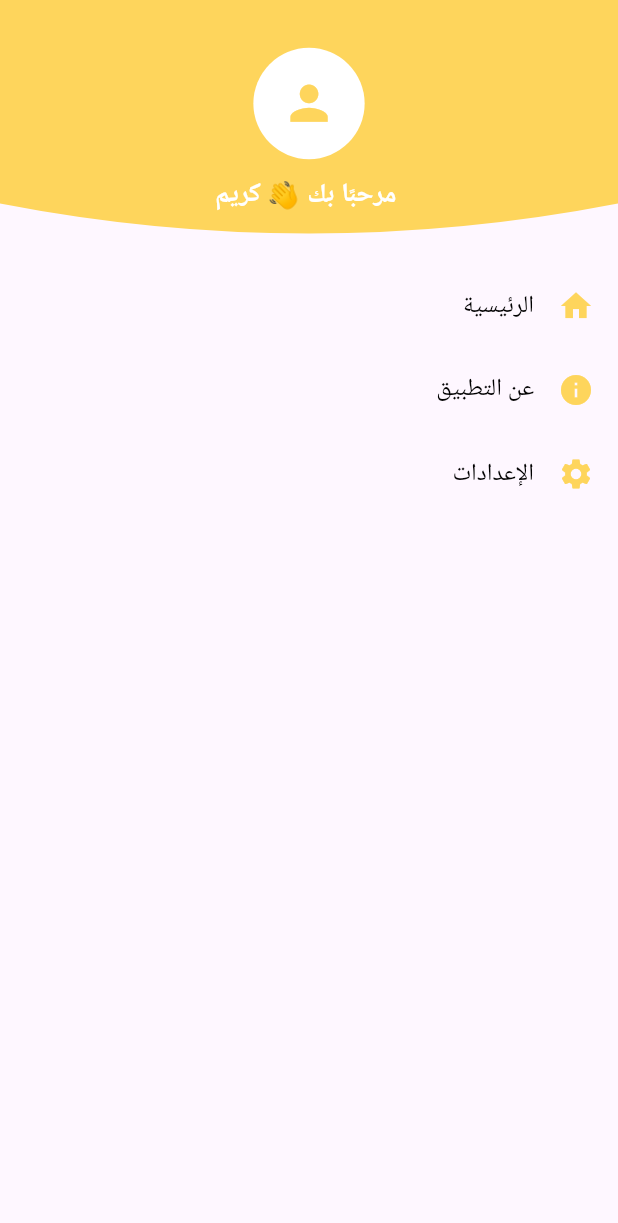
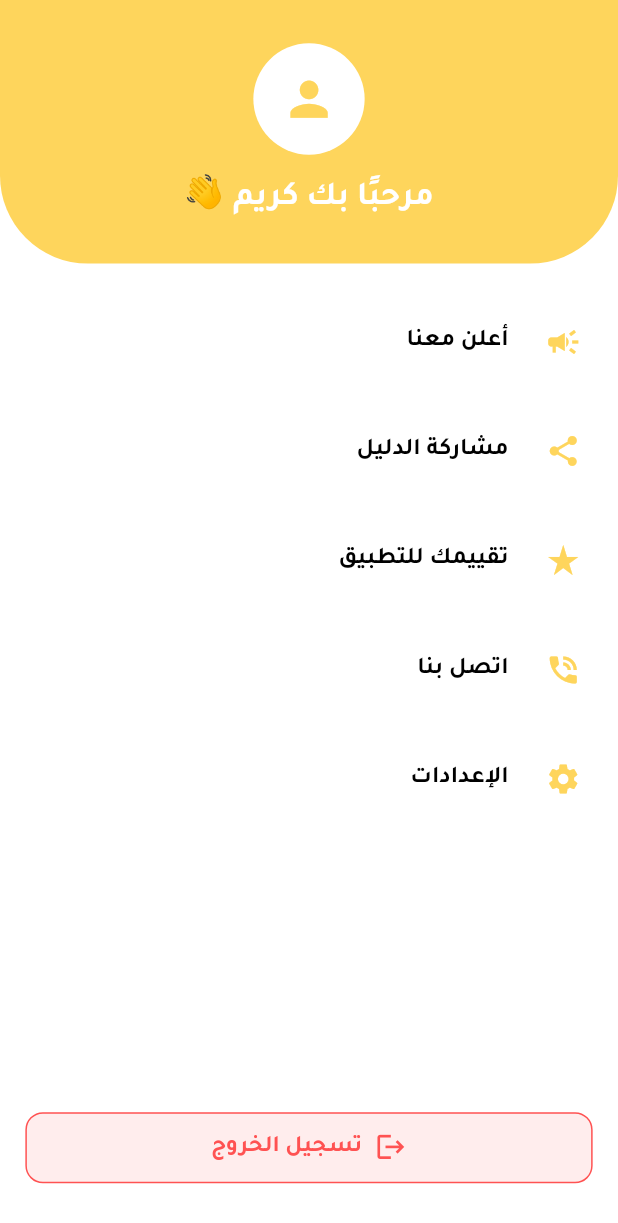
Before and after one commit to kareemzedan-dev/dalel-elsham, a Flutter app: the DrawerContent widget shown alone on an empty page, opened directly, on a phone screen of 412 x 824 dp. Shown: the top 1223 px of the screen. Run offline on Flutter 3.47's test engine with Material 3 defaults, Android fonts, the light colour scheme and no system bars; our stand-ins replace carousel_slider, dots_indicator, flutter_screenutil, font_awesome_flutter.

Commit message:
drawer_content design done

```diff
--- a/lib/features/home/presentation/views/home_view.dart
+++ b/lib/features/home/presentation/views/home_view.dart
@@ -4,6 +4,8 @@ import '../widgets/drawer_content.dart';
 import '../widgets/home_view_body.dart';
 import '../widgets/custom_bottom_nav_bar.dart';
 import 'package:dalel_elsham/core/utils/colors_manager.dart';
+
+import '../widgets/modal_bottom_sheet_content.dart';
 
 class HomeView extends StatefulWidget {
   const HomeView({super.key});
@@ -29,7 +31,12 @@ class _HomeViewState extends State<HomeView> {
           backgroundColor: ColorsManager.primaryColor,
           elevation: 8,
           shape: const CircleBorder(),
-          onPressed: () {},
+          onPressed: () {
+            showModalBottomSheet(
+              context: context,
+              builder: (context) => const ModalBottomSheetContent(),
+            );
+          },
           child: Column(
             mainAxisAlignment: MainAxisAlignment.center,
             children: [
--- a/lib/features/home/presentation/widgets/drawer_content.dart
+++ b/lib/features/home/presentation/widgets/drawer_content.dart
@@ -1,92 +1,40 @@
 import 'package:flutter/material.dart';
 import 'package:flutter_screenutil/flutter_screenutil.dart';
-import '../../../../core/utils/colors_manager.dart';
+import 'drawer_header_section.dart';
+import 'drawer_item.dart';
+import 'logout_button.dart';
 
 class DrawerContent extends StatelessWidget {
   const DrawerContent({super.key});
 
   @override
   Widget build(BuildContext context) {
-    final double topPadding = MediaQuery.of(context).padding.top;
+    return Container(
+      color: Colors.white,
+      child: Column(
+        children: [
+          const DrawerHeaderSection(),
 
-    return ListView(
-      padding: EdgeInsets.zero,
-      children: [
-        Container(
-          height: 180.h + topPadding,
-          width: double.infinity,
-          child: ClipPath(
-            clipper: _SmoothHeaderClipper(),
-            child: Container(
-              padding: EdgeInsets.only(top: topPadding),
-              color: ColorsManager.primaryColor,
-              child: Column(
-                mainAxisAlignment: MainAxisAlignment.center,
-                children: [
-                  CircleAvatar(
-                    radius: 38.r,
-                    backgroundColor: Colors.white,
-                    child: Icon(
-                      Icons.person,
-                      color: ColorsManager.primaryColor,
-                      size: 38.sp,
-                    ),
-                  ),
-                  SizedBox(height: 12.h),
-                  Text(
-                    ' مرحبًا بك 👋 كريم',
-                    style: TextStyle(
-                      color: Colors.white,
-                      fontSize: 18.sp,
-                      fontWeight: FontWeight.bold,
-                    ),
-                  ),
-                ],
-              ),
+          Expanded(
+            child: ListView(
+              padding: EdgeInsets.only(top: 16.h),
+              children: const [
+                DrawerItem(icon: Icons.campaign, title: 'أعلن معنا'),
+                DrawerItem(icon: Icons.share, title: 'مشاركة الدليل'),
+                DrawerItem(icon: Icons.star_rate, title: 'تقييمك للتطبيق'),
+                DrawerItem(icon: Icons.phone_in_talk, title: 'اتصل بنا'),
+                DrawerItem(icon: Icons.settings, title: 'الإعدادات'),
+              ],
             ),
           ),
-        ),
 
+          LogoutButton(onTap: () {
+            // TODO: تنفيذ عملية تسجيل الخروج
+          }),
 
-        _buildDrawerItem(Icons.home, 'الرئيسية', context),
-        _buildDrawerItem(Icons.info, 'عن التطبيق', context),
-        _buildDrawerItem(Icons.settings, 'الإعدادات', context),
-      ],
-    );
-  }
-
-  Widget _buildDrawerItem(IconData icon, String title, BuildContext context) {
-    return ListTile(
-      leading: Icon(icon, color: ColorsManager.primaryColor),
-      title: Text(
-        title,
-        style: Theme.of(context).textTheme.bodyLarge?.copyWith(
-          color: Colors.black,
-          fontWeight: FontWeight.w500,
-        ),
+          SizedBox(height: 16.h),
+        ],
       ),
-      onTap: () {},
     );
   }
 }
-
-
-class _SmoothHeaderClipper extends CustomClipper<Path> {
-  @override
-  Path getClip(Size size) {
-    final path = Path();
-    path.lineTo(0, size.height - 40);
-    path.quadraticBezierTo(
-      size.width / 2,
-      size.height,
-      size.width,
-      size.height - 40,
-    );
-    path.lineTo(size.width, 0);
-    path.close();
-    return path;
-  }
-
-  @override
-  bool shouldReclip(CustomClipper<Path> oldClipper) => false;
-}
--- /dev/null
+++ b/lib/features/home/presentation/widgets/drawer_header_section.dart
@@ -0,0 +1,47 @@
+import 'package:flutter/material.dart';
+import 'package:flutter_screenutil/flutter_screenutil.dart';
+import '../../../../core/utils/colors_manager.dart';
+
+class DrawerHeaderSection extends StatelessWidget {
+  const DrawerHeaderSection({super.key});
+
+  @override
+  Widget build(BuildContext context) {
+    final double topPadding = MediaQuery.of(context).padding.top;
+
+    return Container(
+      height: 180.h + topPadding,
+      width: double.infinity,
+      padding: EdgeInsets.only(top: topPadding),
+      decoration: BoxDecoration(
+        color: ColorsManager.primaryColor,
+        borderRadius: BorderRadius.only(
+          bottomLeft: Radius.circular(60.r),
+          bottomRight: Radius.circular(60.r),
+        ),
+      ),
+      child: Column(
+        mainAxisAlignment: MainAxisAlignment.center,
+        children: [
+          CircleAvatar(
+            radius: 38.r,
+            backgroundColor: Colors.white,
+            child: Icon(
+              Icons.person,
+              color: ColorsManager.primaryColor,
+              size: 38.sp,
+            ),
+          ),
+          SizedBox(height: 12.h),
+          Text(
+            'مرحبًا بك كريم 👋',
+            style: Theme.of(context).textTheme.titleLarge?.copyWith(
+              fontWeight: FontWeight.bold,
+              color: Colors.white,
+            ),
+          ),
+        ],
+      ),
+    );
+  }
+}
--- /dev/null
+++ b/lib/features/home/presentation/widgets/drawer_item.dart
@@ -0,0 +1,37 @@
+import 'package:flutter/material.dart';
+import 'package:flutter_screenutil/flutter_screenutil.dart';
+import '../../../../core/utils/colors_manager.dart';
+
+class DrawerItem extends StatelessWidget {
+  const DrawerItem({
+    super.key,
+    required this.icon,
+    required this.title,
+    this.onTap,
+  });
+
+  final IconData icon;
+  final String title;
+  final VoidCallback? onTap;
+
+  @override
+  Widget build(BuildContext context) {
+    return Padding(
+      padding: EdgeInsets.all(8.0.w),
+      child: ListTile(
+        leading: Icon(icon, color: ColorsManager.primaryColor),
+        title: Padding(
+          padding: EdgeInsets.only(right: 8.w),
+          child: Text(
+            title,
+            style: Theme.of(context).textTheme.bodyLarge?.copyWith(
+              color: Colors.black,
+              fontWeight: FontWeight.w600,
+            ),
+          ),
+        ),
+        onTap: onTap,
+      ),
+    );
+  }
+}
--- /dev/null
+++ b/lib/features/home/presentation/widgets/logout_button.dart
@@ -0,0 +1,43 @@
+import 'package:flutter/material.dart';
+import 'package:flutter_screenutil/flutter_screenutil.dart';
+
+class LogoutButton extends StatelessWidget {
+  const LogoutButton({super.key, required this.onTap});
+
+  final VoidCallback onTap;
+
+  @override
+  Widget build(BuildContext context) {
+    return Padding(
+      padding: EdgeInsets.symmetric(horizontal: 16.w, vertical: 20.h),
+      child: InkWell(
+        borderRadius: BorderRadius.circular(12.r),
+        onTap: onTap,
+        child: Container(
+          width: double.infinity,
+          padding: EdgeInsets.symmetric(vertical: 12.h),
+          decoration: BoxDecoration(
+            borderRadius: BorderRadius.circular(12.r),
+            color: Colors.redAccent.withOpacity(0.1),
+            border: Border.all(color: Colors.redAccent),
+          ),
+          child: Row(
+            mainAxisAlignment: MainAxisAlignment.center,
+            children: [
+              Icon(Icons.logout, color: Colors.redAccent, size: 22.sp),
+              SizedBox(width: 8.w),
+              Text(
+                'تسجيل الخروج',
+                style: TextStyle(
+                  color: Colors.redAccent,
+                  fontWeight: FontWeight.bold,
+                  fontSize: 16.sp,
+                ),
+              ),
+            ],
+          ),
+        ),
+      ),
+    );
+  }
+}
--- a/lib/main.dart
+++ b/lib/main.dart
@@ -19,14 +19,13 @@ class DalelElsham extends StatelessWidget {
       builder: (context, child) {
         return MaterialApp(
           debugShowCheckedModeBanner: false,
+          theme: ThemeData(
+            fontFamily: 'Tajawal',
+          ),
 
           locale: const Locale('ar'),
-          supportedLocales: const [
-            Locale('ar'),
-            Locale('en'),
-          ],
+          supportedLocales: const [Locale('ar'), Locale('en')],
           localizationsDelegates: [
-
             GlobalMaterialLocalizations.delegate,
             GlobalWidgetsLocalizations.delegate,
             GlobalCupertinoLocalizations.delegate,
```
Also changed, not shown: pubspec.yaml (+19 -11 lines), assets/fonts/Tajawal-Bold.ttf (added), assets/fonts/Tajawal-ExtraBold.ttf (added), assets/fonts/Tajawal-ExtraLight.ttf (added), assets/fonts/Tajawal-Light.ttf (added), assets/fonts/Tajawal-Medium.ttf (added), assets/fonts/Tajawal-Regular.ttf (added).
